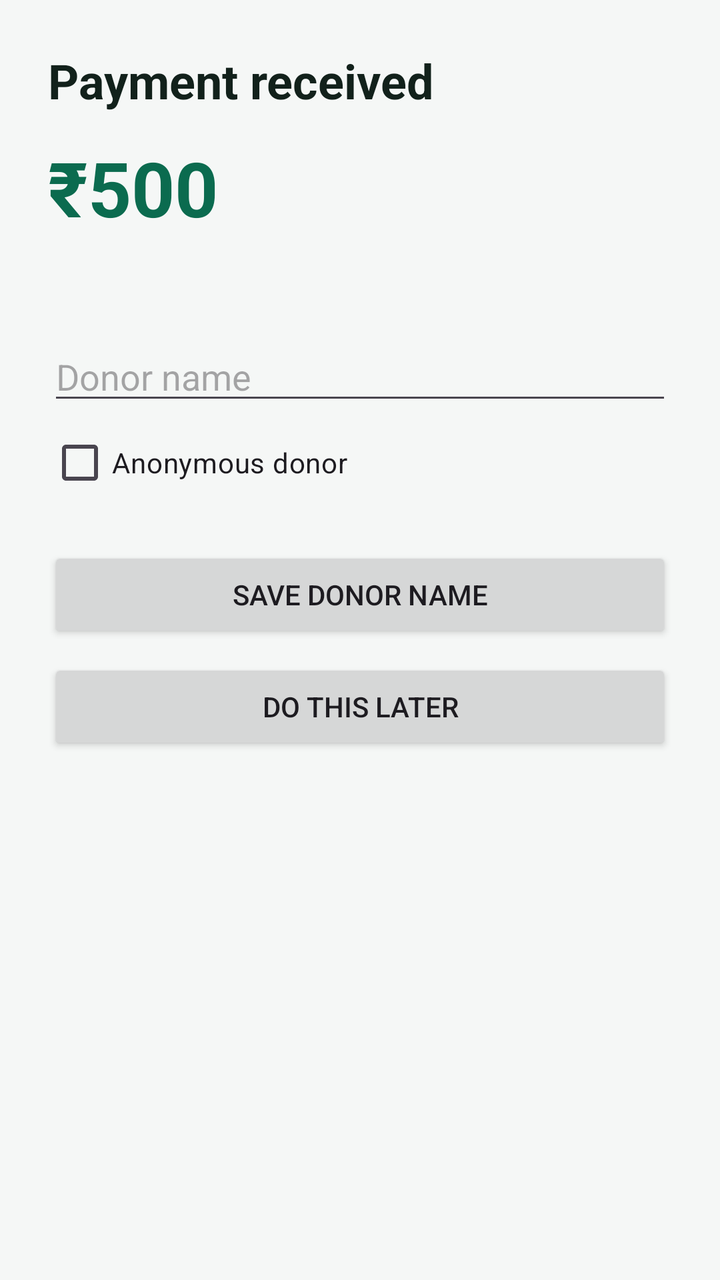
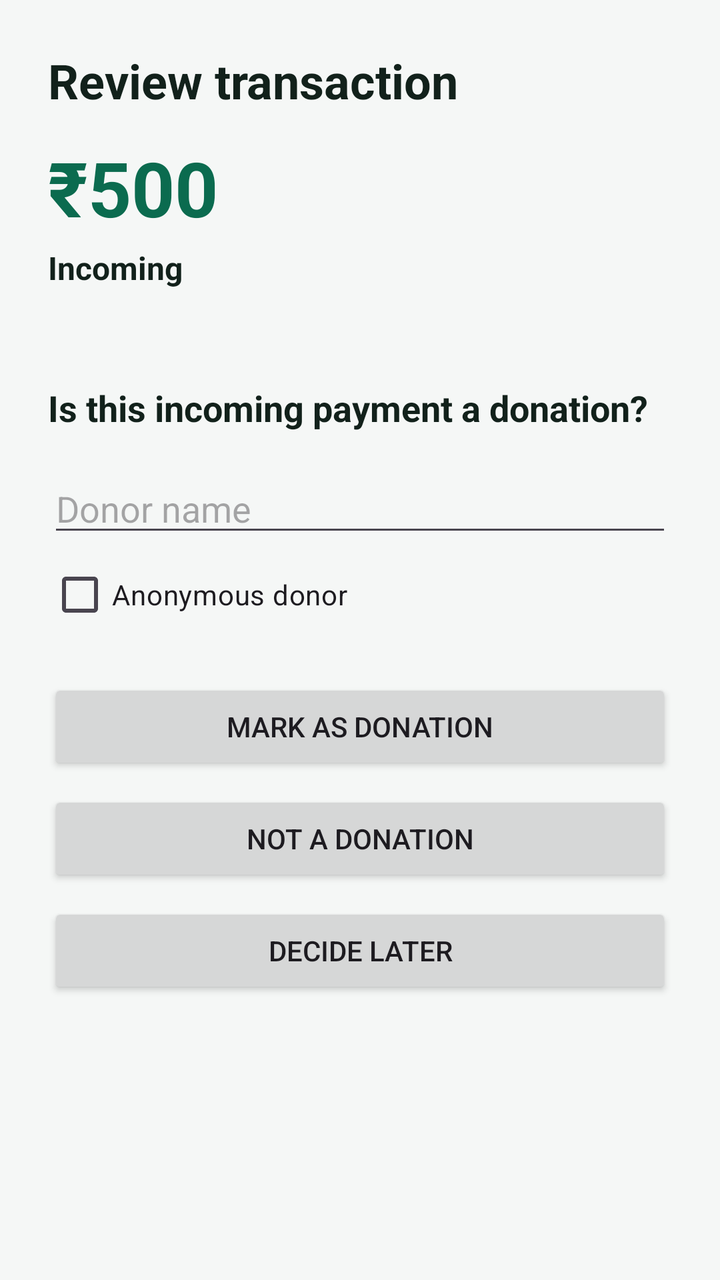

Screens rendered from an Android XML layout before and after an edit, with the pre-edit source and the edit as a unified diff.
<!-- AndroidManifest.xml: application theme Theme.NMOSeva -->
<!-- res/layout/activity_donor_entry.xml -->
<?xml version="1.0" encoding="utf-8"?>
<LinearLayout xmlns:android="http://schemas.android.com/apk/res/android"
    android:layout_width="match_parent"
    android:layout_height="match_parent"
    android:background="@color/background"
    android:orientation="vertical"
    android:padding="24dp">
    <TextView
        android:layout_width="wrap_content"
        android:layout_height="wrap_content"
        android:text="Payment received"
        android:textColor="@color/text_primary"
        android:textSize="24sp"
        android:textStyle="bold" />
    <TextView
        android:id="@+id/amountText"
        android:layout_width="wrap_content"
        android:layout_height="wrap_content"
        android:layout_marginTop="12dp"
        android:text="₹500"
        android:textColor="@color/primary"
        android:textSize="38sp"
        android:textStyle="bold" />
    <TextView
        android:id="@+id/sourceText"
        android:layout_width="match_parent"
        android:layout_height="wrap_content"
        android:layout_marginTop="4dp"
        android:textColor="@color/text_secondary" />
    <EditText
        android:id="@+id/donorInput"
        android:layout_width="match_parent"
        android:layout_height="wrap_content"
        android:layout_marginTop="24dp"
        android:hint="Donor name"
        android:inputType="textPersonName" />
    <CheckBox
        android:id="@+id/anonymousCheck"
        android:layout_width="wrap_content"
        android:layout_height="wrap_content"
        android:text="Anonymous donor" />
    <Button
        android:id="@+id/saveButton"
        android:layout_width="match_parent"
        android:layout_height="wrap_content"
        android:layout_marginTop="18dp"
        android:text="Save donor name" />
    <Button
        android:id="@+id/laterButton"
        android:layout_width="match_parent"
        android:layout_height="wrap_content"
        android:layout_marginTop="8dp"
        android:text="Do this later" />
</LinearLayout>
<!-- resources referenced by this layout -->
<resources>
  <color name="background">#F5F7F6</color>
  <color name="primary">#0B6B4F</color>
  <color name="text_primary">#12211B</color>
  <color name="text_secondary">#5B6B64</color>
  <style name="Theme.NMOSeva" parent="Theme.Material3.DayNight.NoActionBar">
          <item name="colorPrimary">@color/primary</item>
          <item name="colorSecondary">@color/accent</item>
          <item name="android:colorAccent">@color/accent</item>
          <item name="android:navigationBarColor">@color/surface</item>
          <item name="android:windowLightStatusBar">true</item>
          <item name="android:statusBarColor">@color/surface</item>
      </style>
  <color name="accent">#F59E0B</color>
  <color name="surface">#FFFFFF</color>
</resources>

<!-- the commit's change to res/layout/activity_donor_entry.xml (unified diff, before → after) -->
@@ -1,54 +1,92 @@
 <?xml version="1.0" encoding="utf-8"?>
-<LinearLayout xmlns:android="http://schemas.android.com/apk/res/android"
+<ScrollView xmlns:android="http://schemas.android.com/apk/res/android"
     android:layout_width="match_parent"
     android:layout_height="match_parent"
-    android:background="@color/background"
-    android:orientation="vertical"
-    android:padding="24dp">
-    <TextView
-        android:layout_width="wrap_content"
-        android:layout_height="wrap_content"
-        android:text="Payment received"
-        android:textColor="@color/text_primary"
-        android:textSize="24sp"
-        android:textStyle="bold" />
-    <TextView
-        android:id="@+id/amountText"
-        android:layout_width="wrap_content"
-        android:layout_height="wrap_content"
-        android:layout_marginTop="12dp"
-        android:text="₹500"
-        android:textColor="@color/primary"
-        android:textSize="38sp"
-        android:textStyle="bold" />
-    <TextView
-        android:id="@+id/sourceText"
+    android:background="@color/background">
+    <LinearLayout
         android:layout_width="match_parent"
         android:layout_height="wrap_content"
-        android:layout_marginTop="4dp"
-        android:textColor="@color/text_secondary" />
-    <EditText
-        android:id="@+id/donorInput"
-        android:layout_width="match_parent"
-        android:layout_height="wrap_content"
-        android:layout_marginTop="24dp"
-        android:hint="Donor name"
-        android:inputType="textPersonName" />
-    <CheckBox
-        android:id="@+id/anonymousCheck"
-        android:layout_width="wrap_content"
-        android:layout_height="wrap_content"
-        android:text="Anonymous donor" />
-    <Button
-        android:id="@+id/saveButton"
-        android:layout_width="match_parent"
-        android:layout_height="wrap_content"
-        android:layout_marginTop="18dp"
-        android:text="Save donor name" />
-    <Button
-        android:id="@+id/laterButton"
-        android:layout_width="match_parent"
-        android:layout_height="wrap_content"
-        android:layout_marginTop="8dp"
-        android:text="Do this later" />
-</LinearLayout>
+        android:orientation="vertical"
+        android:padding="24dp">
+
+        <TextView
+            android:layout_width="wrap_content"
+            android:layout_height="wrap_content"
+            android:text="Review transaction"
+            android:textColor="@color/text_primary"
+            android:textSize="24sp"
+            android:textStyle="bold" />
+
+        <TextView
+            android:id="@+id/amountText"
+            android:layout_width="wrap_content"
+            android:layout_height="wrap_content"
+            android:layout_marginTop="12dp"
+            android:text="₹500"
+            android:textColor="@color/primary"
+            android:textSize="38sp"
+            android:textStyle="bold" />
+
+        <TextView
+            android:id="@+id/directionText"
+            android:layout_width="wrap_content"
+            android:layout_height="wrap_content"
+            android:layout_marginTop="4dp"
+            android:text="Incoming"
+            android:textColor="@color/text_primary"
+            android:textSize="16sp"
+            android:textStyle="bold" />
+
+        <TextView
+            android:id="@+id/sourceText"
+            android:layout_width="match_parent"
+            android:layout_height="wrap_content"
+            android:layout_marginTop="4dp"
+            android:textColor="@color/text_secondary" />
+
+        <TextView
+            android:id="@+id/questionText"
+            android:layout_width="match_parent"
+            android:layout_height="wrap_content"
+            android:layout_marginTop="24dp"
+            android:text="Is this incoming payment a donation?"
+            android:textColor="@color/text_primary"
+            android:textSize="18sp"
+            android:textStyle="bold" />
+
+        <EditText
+            android:id="@+id/donorInput"
+            android:layout_width="match_parent"
+            android:layout_height="wrap_content"
+            android:layout_marginTop="16dp"
+            android:hint="Donor name"
+            android:inputType="textPersonName" />
+
+        <CheckBox
+            android:id="@+id/anonymousCheck"
+            android:layout_width="wrap_content"
+            android:layout_height="wrap_content"
+            android:text="Anonymous donor" />
+
+        <Button
+            android:id="@+id/saveButton"
+            android:layout_width="match_parent"
+            android:layout_height="wrap_content"
+            android:layout_marginTop="18dp"
+            android:text="Mark as donation" />
+
+        <Button
+            android:id="@+id/notDonationButton"
+            android:layout_width="match_parent"
+            android:layout_height="wrap_content"
+            android:layout_marginTop="8dp"
+            android:text="Not a donation" />
+
+        <Button
+            android:id="@+id/laterButton"
+            android:layout_width="match_parent"
+            android:layout_height="wrap_content"
+            android:layout_marginTop="8dp"
+            android:text="Decide later" />
+    </LinearLayout>
+</ScrollView>
